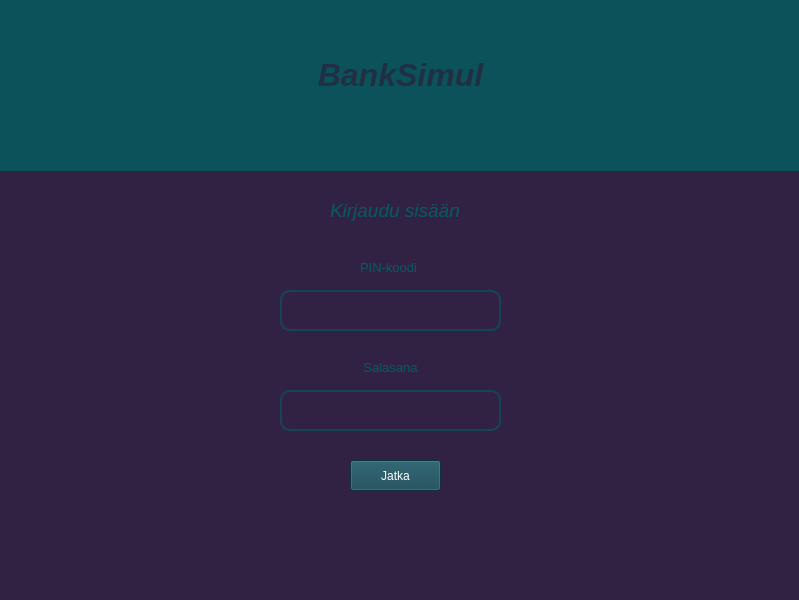
Before: the Qt Designer form frontend/mainwindow.ui in 22kmo-project/group_9, drawn with Qt 5.
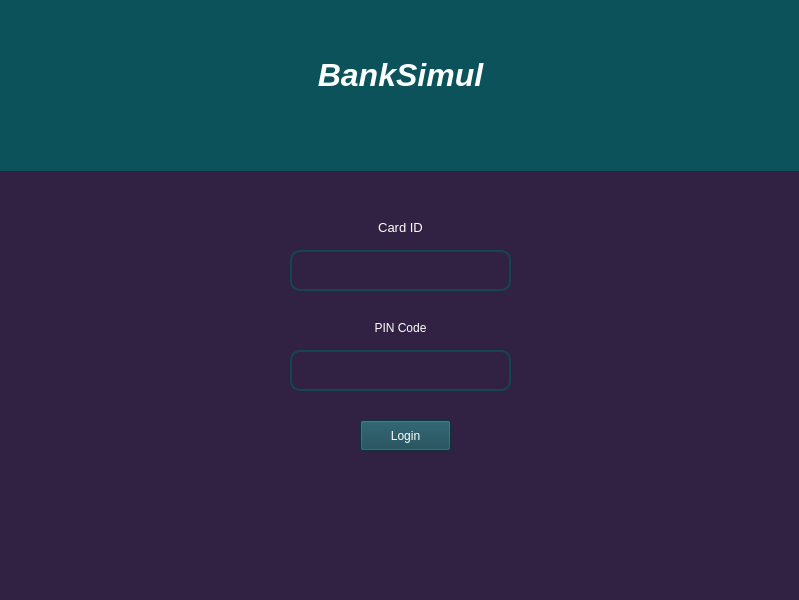
After: the same form once the commit is applied.

What changed in the file:
```diff
--- a/frontend/mainwindow.ui
+++ b/frontend/mainwindow.ui
@@ -32,7 +32,7 @@
 background-color: rgb(11, 82, 91)</string>
     </property>
     <property name="text">
-     <string>&lt;html&gt;&lt;head/&gt;&lt;body&gt;&lt;p&gt;&lt;span style=&quot; font-size:24pt; font-weight:700; font-style:italic;&quot;&gt;BankSimul&lt;/span&gt;&lt;/p&gt;&lt;/body&gt;&lt;/html&gt;</string>
+     <string>&lt;html&gt;&lt;head/&gt;&lt;body&gt;&lt;p&gt;&lt;span style=&quot; font-size:24pt; font-weight:700; font-style:italic; color:#fdffff;&quot;&gt;BankSimul&lt;/span&gt;&lt;/p&gt;&lt;/body&gt;&lt;/html&gt;</string>
     </property>
     <property name="alignment">
      <set>Qt::AlignCenter</set>
@@ -41,8 +41,8 @@
    <widget class="QLineEdit" name="cardNumEnter">
     <property name="geometry">
      <rect>
-      <x>280</x>
-      <y>290</y>
+      <x>290</x>
+      <y>250</y>
       <width>221</width>
       <height>41</height>
      </rect>
@@ -65,8 +65,8 @@
    <widget class="QLineEdit" name="pinEnter">
     <property name="geometry">
      <rect>
-      <x>280</x>
-      <y>390</y>
+      <x>290</x>
+      <y>350</y>
       <width>221</width>
       <height>41</height>
      </rect>
@@ -89,8 +89,8 @@
    <widget class="QPushButton" name="loginB">
     <property name="geometry">
      <rect>
-      <x>350</x>
-      <y>460</y>
+      <x>360</x>
+      <y>420</y>
       <width>91</width>
       <height>31</height>
      </rect>
@@ -100,14 +100,14 @@
 color: white</string>
     </property>
     <property name="text">
-     <string>Jatka</string>
+     <string>Login</string>
     </property>
    </widget>
    <widget class="QLabel" name="errorTxt">
     <property name="geometry">
      <rect>
-      <x>140</x>
-      <y>510</y>
+      <x>150</x>
+      <y>470</y>
       <width>511</width>
       <height>20</height>
      </rect>
@@ -126,50 +126,34 @@
     <property name="geometry">
      <rect>
       <x>360</x>
-      <y>260</y>
+      <y>220</y>
       <width>81</width>
       <height>16</height>
      </rect>
     </property>
     <property name="text">
-     <string>&lt;html&gt;&lt;head/&gt;&lt;body&gt;&lt;p&gt;&lt;span style=&quot; font-size:10pt; color:#065a60;&quot;&gt;PIN-koodi&lt;/span&gt;&lt;/p&gt;&lt;/body&gt;&lt;/html&gt;</string>
+     <string>&lt;html&gt;&lt;head/&gt;&lt;body&gt;&lt;p align=&quot;center&quot;&gt;&lt;span style=&quot; font-size:10pt; color:#ffffff;&quot;&gt;Card ID&lt;/span&gt;&lt;/p&gt;&lt;/body&gt;&lt;/html&gt;</string>
     </property>
    </widget>
    <widget class="QLabel" name="label_3">
     <property name="geometry">
      <rect>
-      <x>350</x>
-      <y>360</y>
+      <x>360</x>
+      <y>320</y>
       <width>81</width>
       <height>16</height>
      </rect>
     </property>
+    <property name="styleSheet">
+     <string notr="true">color: rgb(255, 255, 255);</string>
+    </property>
     <property name="text">
-     <string>&lt;html&gt;&lt;head/&gt;&lt;body&gt;&lt;p&gt;&lt;span style=&quot; font-size:10pt; color:#065a60;&quot;&gt;Salasana&lt;/span&gt;&lt;/p&gt;&lt;/body&gt;&lt;/html&gt;</string>
+     <string>&lt;html&gt;&lt;head/&gt;&lt;body&gt;&lt;p&gt;&lt;span style=&quot; color:#ffffff;&quot;&gt;PIN Code&lt;/span&gt;&lt;/p&gt;&lt;/body&gt;&lt;/html&gt;</string>
     </property>
     <property name="alignment">
      <set>Qt::AlignCenter</set>
     </property>
    </widget>
-   <widget class="QLabel" name="label_4">
-    <property name="geometry">
-     <rect>
-      <x>330</x>
-      <y>190</y>
-      <width>251</width>
-      <height>41</height>
-     </rect>
-    </property>
-    <property name="styleSheet">
-     <string notr="true">color: rgb(6, 90, 96);
-font: 9pt &quot;Segoe UI&quot;;
-font: 9pt &quot;Segoe UI&quot;;
-font: 16pt &quot;Segoe UI&quot;;</string>
-    </property>
-    <property name="text">
-     <string>&lt;html&gt;&lt;head/&gt;&lt;body&gt;&lt;p&gt;&lt;span style=&quot; font-size:14pt; font-style:italic;&quot;&gt;Kirjaudu sisään&lt;/span&gt;&lt;/p&gt;&lt;/body&gt;&lt;/html&gt;</string>
-    </property>
-   </widget>
    <zorder>cardNumEnter</zorder>
    <zorder>label</zorder>
    <zorder>pinEnter</zorder>
```
Left out of the diff: 1 changed line with no effect on the pictures.
